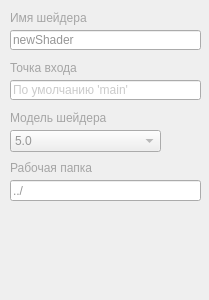
Qt form ShaderLab/wnd.ui (xrEngine512/AEngine) before a commit.
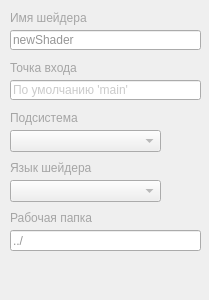
The same form after that commit.

What changed in the file:
```diff
--- a/ShaderLab/wnd.ui
+++ b/ShaderLab/wnd.ui
@@ -196,50 +196,38 @@
    <property name="geometry">
     <rect>
      <x>10</x>
-     <y>130</y>
+     <y>180</y>
      <width>151</width>
      <height>22</height>
     </rect>
    </property>
-   <item>
-    <property name="text">
-     <string>5.0</string>
-    </property>
-   </item>
-   <item>
-    <property name="text">
-     <string>4.1</string>
-    </property>
-   </item>
-   <item>
-    <property name="text">
-     <string>4.0</string>
-    </property>
-   </item>
+   <property name="currentText">
+    <string/>
+   </property>
   </widget>
   <widget class="QLabel" name="label_3">
    <property name="geometry">
     <rect>
      <x>10</x>
-     <y>110</y>
-     <width>191</width>
-     <height>16</height>
-    </rect>
-   </property>
-   <property name="text">
-    <string>Модель шейдера</string>
-   </property>
-  </widget>
-  <widget class="QLabel" name="label_4">
-   <property name="geometry">
-    <rect>
-     <x>10</x>
      <y>160</y>
      <width>191</width>
      <height>16</height>
     </rect>
    </property>
    <property name="text">
+    <string>Язык шейдера</string>
+   </property>
+  </widget>
+  <widget class="QLabel" name="label_4">
+   <property name="geometry">
+    <rect>
+     <x>10</x>
+     <y>210</y>
+     <width>191</width>
+     <height>16</height>
+    </rect>
+   </property>
+   <property name="text">
     <string>Рабочая папка</string>
    </property>
   </widget>
@@ -247,7 +235,7 @@
    <property name="geometry">
     <rect>
      <x>10</x>
-     <y>180</y>
+     <y>230</y>
      <width>191</width>
      <height>21</height>
     </rect>
@@ -256,6 +244,32 @@
     <string>../</string>
    </property>
   </widget>
+  <widget class="QLabel" name="label_5">
+   <property name="geometry">
+    <rect>
+     <x>10</x>
+     <y>110</y>
+     <width>191</width>
+     <height>16</height>
+    </rect>
+   </property>
+   <property name="text">
+    <string>Подсистема</string>
+   </property>
+  </widget>
+  <widget class="QComboBox" name="shader_subsystem">
+   <property name="geometry">
+    <rect>
+     <x>10</x>
+     <y>130</y>
+     <width>151</width>
+     <height>22</height>
+    </rect>
+   </property>
+   <property name="currentText">
+    <string/>
+   </property>
+  </widget>
  </widget>
  <resources/>
  <connections/>
```
Left out of the diff: 2 changed lines with no effect on the pictures.
